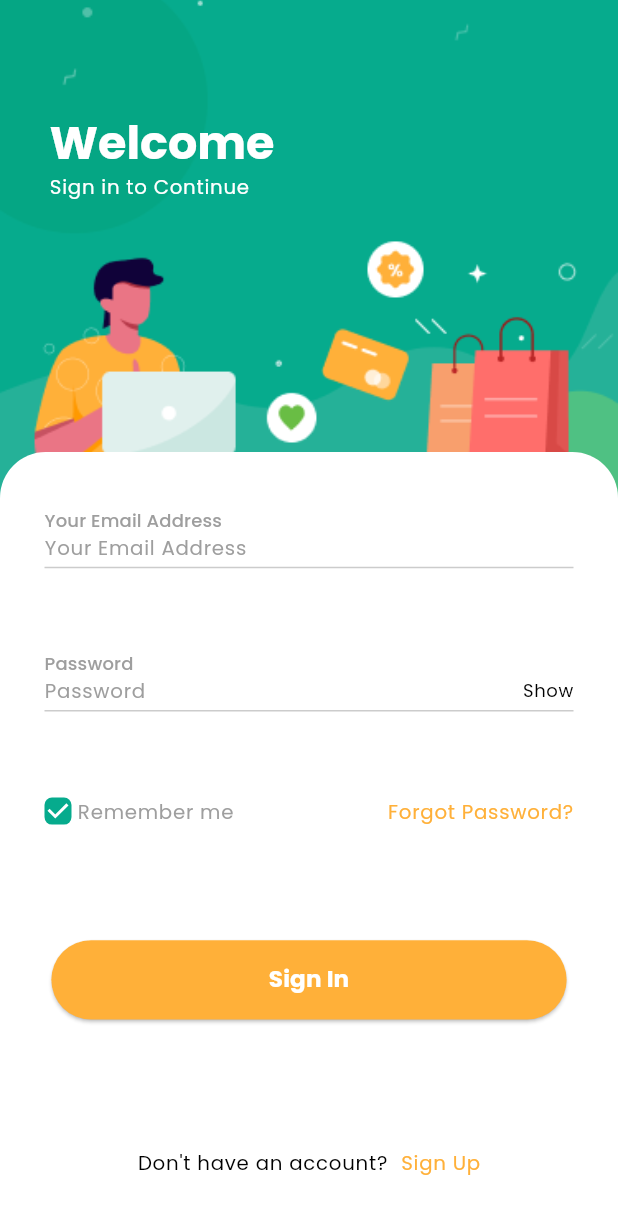
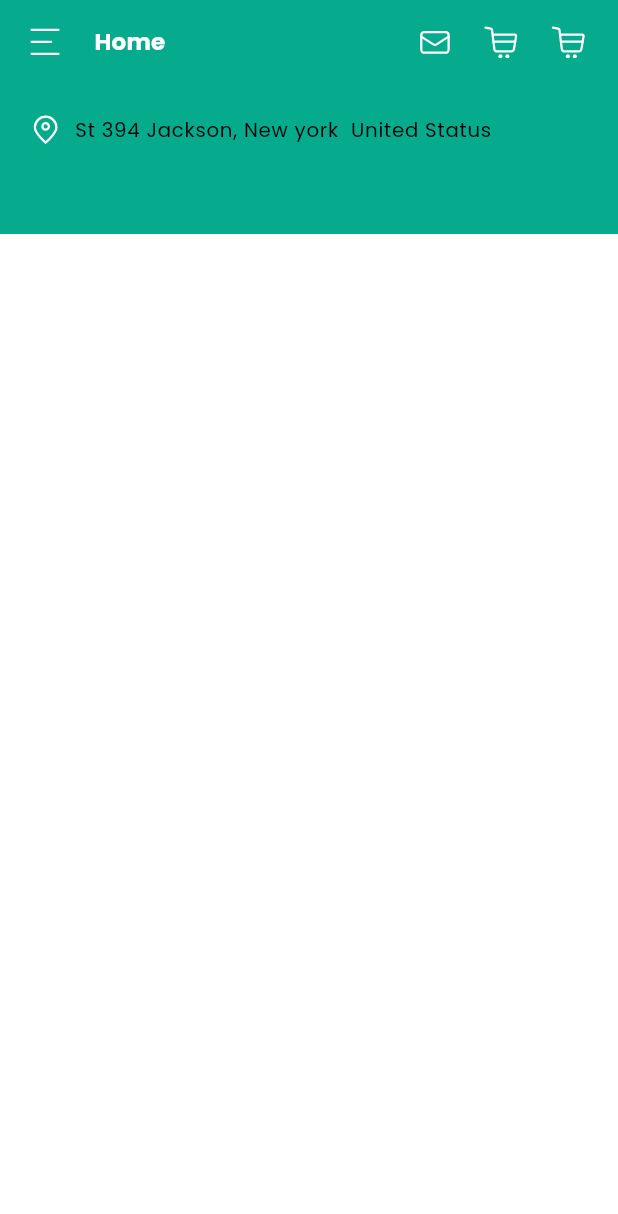
Before and after one commit to logicberry/shopping-app-mobile, a Flutter app: the screen it shows after launch, on a phone screen of 412 x 824 dp. Shown: the top 1214 px of the screen. Run offline on Flutter 3.47's test engine with Material 3 defaults, Android fonts, the phone set to English and light mode, and no system bars; our stand-ins replace flutter_screenutil, flutter_svg, go_router.

Commit message:
added appbar, productCard & category components

```diff
--- a/lib/router.dart
+++ b/lib/router.dart
@@ -2,21 +2,24 @@ import 'package:go_router/go_router.dart';
 
 import 'src/core/core.dart';
 import 'src/features/Authentication/register.dart';
-import 'src/features/Authentication/signin.dart';
+import 'src/features/home/home.dart';
 
 class AppRouter {
-  GoRouter router = GoRouter(
-    initialLocation: '/',
-    routes: [
+  GoRouter router = GoRouter(initialLocation: '/', routes: [
     GoRoute(
       name: RouteConstants.signIn,
       path: '/',
-      builder: (context, state) => const SignInPage(),
+      builder: (context, state) => const HomePage(),
     ),
     GoRoute(
       name: RouteConstants.signUp,
       path: '/signUp',
       builder: (context, state) => const SignUpPage(),
     ),
+    GoRoute(
+      name: RouteConstants.home,
+      path: '/home',
+      builder: (context, state) => const HomePage(),
+    ),
   ]);
 }
--- /dev/null
+++ b/lib/src/components/appbar.dart
@@ -0,0 +1,59 @@
+import 'package:flutter/material.dart';
+import 'package:flutter_svg/flutter_svg.dart';
+
+import '../core/core.dart';
+
+class SHAppBar extends StatelessWidget implements PreferredSizeWidget {
+  final String? title;
+  final bool implyLeading, action;
+  final void Function()? ontap;
+  const SHAppBar({
+    Key? key,
+    this.title,
+    this.action = false,
+    this.implyLeading = false,
+    this.ontap,
+  }) : super(key: key);
+
+  @override
+  Size get preferredSize => const Size.fromHeight(kToolbarHeight);
+  @override
+  Widget build(BuildContext context) {
+    return AppBar(
+        automaticallyImplyLeading: implyLeading,
+        elevation: 0,
+        titleSpacing: 23,
+        backgroundColor: AppColors.primaryColor,
+        leadingWidth: 40,
+        title: Text(title ?? '',
+            style: Theme.of(context).textTheme.labelLarge?.copyWith(
+                  color: AppColors.white,
+                )),
+        leading: implyLeading
+            ? IconButton(
+                onPressed: ontap ?? () => Navigator.pop(context),
+                icon: const Icon(Icons.arrow_back_ios,
+                    color: AppColors.primaryColor),
+              )
+            : Padding(
+                padding: const EdgeInsets.only(left: 20.0),
+                child: SvgPicture.asset(SvgPath.menu),
+              ),
+        actions: action
+            ? [
+                GestureDetector(
+                    onTap: () {},
+                    child: SvgPicture.asset(
+                      SvgPath.message,
+                    )),
+                Space.width(20),
+                GestureDetector(
+                    onTap: () {}, child: SvgPicture.asset(SvgPath.cart)),
+                Space.width(20),
+                GestureDetector(
+                    onTap: () {}, child: SvgPicture.asset(SvgPath.cart)),
+                Space.width(20),
+              ]
+            : null);
+  }
+}
--- a/lib/src/components/button.dart
+++ b/lib/src/components/button.dart
@@ -4,20 +4,25 @@ import 'package:flutter_screenutil/flutter_screenutil.dart';
 import '../core/core.dart';
 
 class SAActionButton extends StatelessWidget {
-  const SAActionButton({super.key, required this.title});
+  const SAActionButton({super.key, required this.title, required this.onTap});
 
   final String title;
+  final VoidCallback? onTap;
 
   @override
   Widget build(BuildContext context) {
     return SizedBox(
       height: 60.h,
       width: 320.w,
-      child: Card(
-        color: AppColors.secondaryColor,
-        shape: const StadiumBorder(),
-        child: Center(
-          child: Text(title, style: Theme.of(context).textTheme.labelLarge),
+      child: InkWell(
+        onTap: onTap,
+        child: Card(
+
+          color: AppColors.secondaryColor,
+          shape: const StadiumBorder(),
+          child: Center(
+            child: Text(title, style: Theme.of(context).textTheme.labelLarge),
+          ),
         ),
       ),
     );
--- a/lib/src/core/route_constant.dart
+++ b/lib/src/core/route_constant.dart
@@ -1,4 +1,5 @@
 class RouteConstants {
   static String signIn = '/signIn';
   static String signUp = '/signUp';
+  static String home = '/home';
 }
--- a/lib/src/features/Authentication/register.dart
+++ b/lib/src/features/Authentication/register.dart
@@ -107,8 +107,10 @@ class _SignUpPageState extends State<SignUpPage> {
                         labeltext: 'Confirm Password',
                       ),
                       Space.height(59),
-                      const SAActionButton(
+                       SAActionButton(
                         title: 'Sign Up',
+                        onTap: () => context.go(RouteConstants.home),
+
                       ),
                       Space.height(50),
                       Row(
--- a/lib/src/features/Authentication/signin.dart
+++ b/lib/src/features/Authentication/signin.dart
@@ -127,6 +127,7 @@ class _SignInPageState extends State<SignInPage> {
                       Space.height(71),
                       const SAActionButton(
                         title: 'Sign In',
+                        onTap: null,
                       ),
                       Space.height(80),
                       Row(
--- /dev/null
+++ b/lib/src/features/home/home.dart
@@ -0,0 +1,43 @@
+import 'package:flutter/material.dart';
+import 'package:flutter_svg/flutter_svg.dart';
+import 'package:shopapp/src/components/appbar.dart';
+
+import '../../core/core.dart';
+
+class HomePage extends StatelessWidget {
+  const HomePage({super.key});
+
+  @override
+  Widget build(BuildContext context) {
+    return Scaffold(
+        appBar: const SHAppBar(
+          title: 'Home',
+          action: true,
+        ),
+        body: Column(
+          children: [
+            Container(
+              height: 100,
+              width: double.infinity,
+              decoration: const BoxDecoration(
+                color: AppColors.primaryColor,
+              ),
+              child: Column(
+                children: [
+                  Space.height(20),
+                  Row(
+                    children: [
+                      Space.width(20),
+                      SvgPicture.asset(SvgPath.location),
+                      Space.width(10),
+                      Text('St 394 Jackson, New york  United Status',
+                          style: Theme.of(context).textTheme.bodyLarge),
+                    ],
+                  )
+                ],
+              ),
+            ),
+          ],
+        ));
+  }
+}
--- a/pubspec.yaml
+++ b/pubspec.yaml
@@ -37,6 +37,7 @@ dependencies:
   cupertino_icons: ^1.0.2
   go_router: ^12.1.1
   flutter_screenutil: ^5.9.0
+  flutter_svg: ^2.0.9
 
 dev_dependencies:
   flutter_test:
```
Also changed, not shown: lib/src/features/home/widgets/category_component.dart (added, +23 -0 lines), lib/src/features/home/widgets/product_card.dart (added, +52 -0 lines), pubspec.lock.
